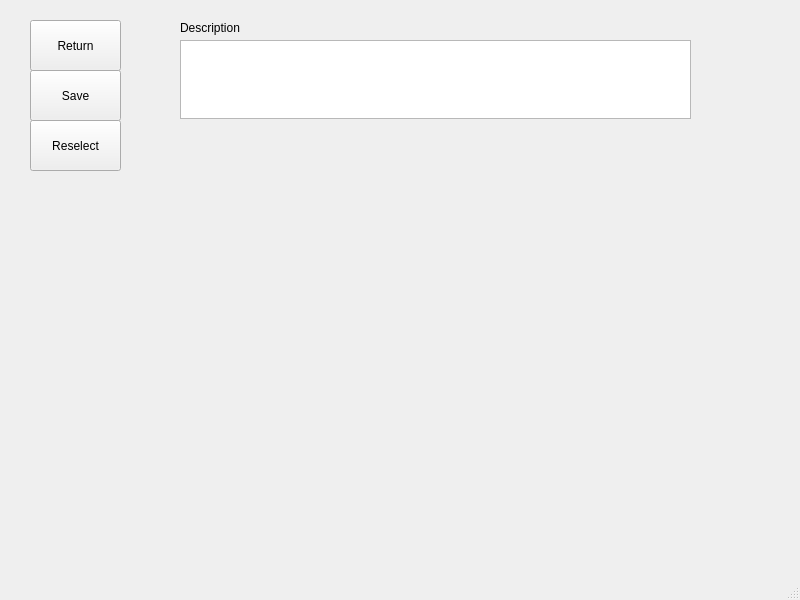
The window that UI/LinearRegression.ui (AndrewLiu0725/pyADR) describes before a commit, drawn with Qt 5.
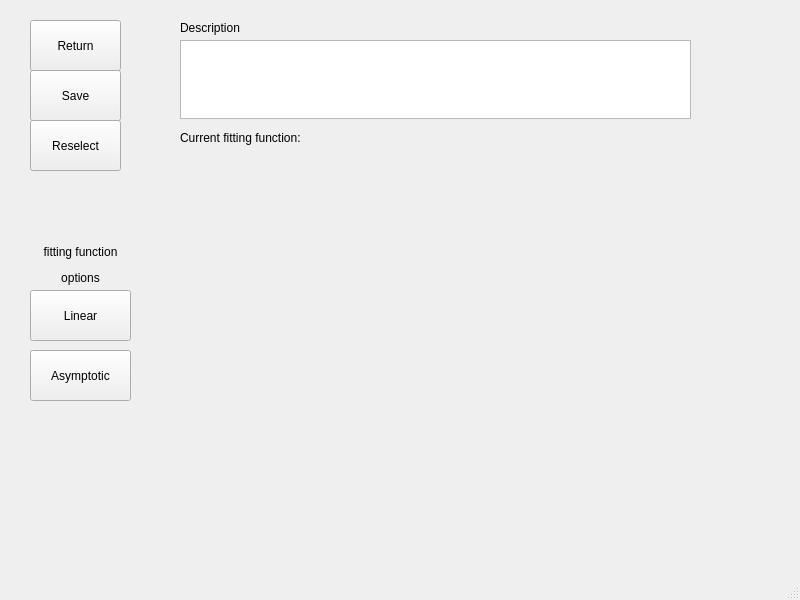
The same window after the commit.

```diff
--- a/UI/LinearRegression.ui
+++ b/UI/LinearRegression.ui
@@ -76,6 +76,58 @@
      <string>Reselect</string>
     </property>
    </widget>
+   <widget class="QLabel" name="label_2">
+    <property name="geometry">
+     <rect>
+      <x>30</x>
+      <y>240</y>
+      <width>101</width>
+      <height>51</height>
+     </rect>
+    </property>
+    <property name="text">
+     <string>&lt;html&gt;&lt;head/&gt;&lt;body&gt;&lt;p align=&quot;center&quot;&gt;fitting function&lt;/p&gt;&lt;p align=&quot;center&quot;&gt;options&lt;/p&gt;&lt;/body&gt;&lt;/html&gt;</string>
+    </property>
+   </widget>
+   <widget class="QPushButton" name="linear">
+    <property name="geometry">
+     <rect>
+      <x>30</x>
+      <y>290</y>
+      <width>101</width>
+      <height>51</height>
+     </rect>
+    </property>
+    <property name="text">
+     <string>Linear</string>
+    </property>
+   </widget>
+   <widget class="QPushButton" name="asymptotic">
+    <property name="geometry">
+     <rect>
+      <x>30</x>
+      <y>350</y>
+      <width>101</width>
+      <height>51</height>
+     </rect>
+    </property>
+    <property name="text">
+     <string>Asymptotic</string>
+    </property>
+   </widget>
+   <widget class="QLabel" name="current_fit_func">
+    <property name="geometry">
+     <rect>
+      <x>180</x>
+      <y>130</y>
+      <width>511</width>
+      <height>16</height>
+     </rect>
+    </property>
+    <property name="text">
+     <string>Current fitting function:</string>
+    </property>
+   </widget>
   </widget>
   <widget class="QMenuBar" name="menubar">
    <property name="geometry">
```
